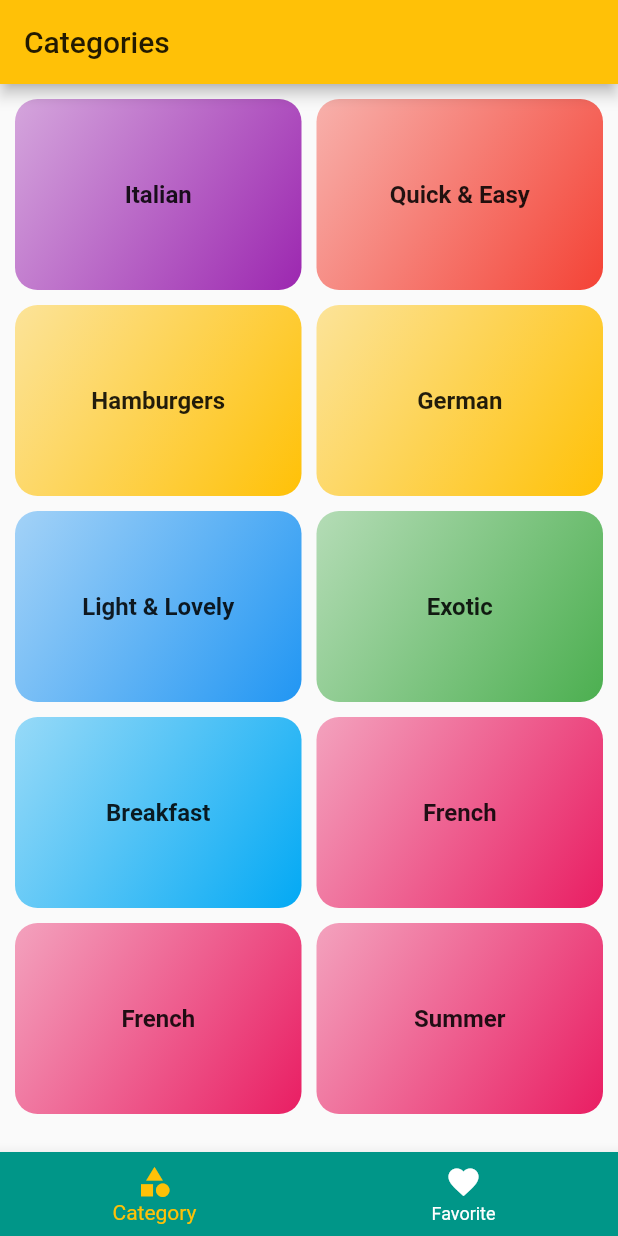
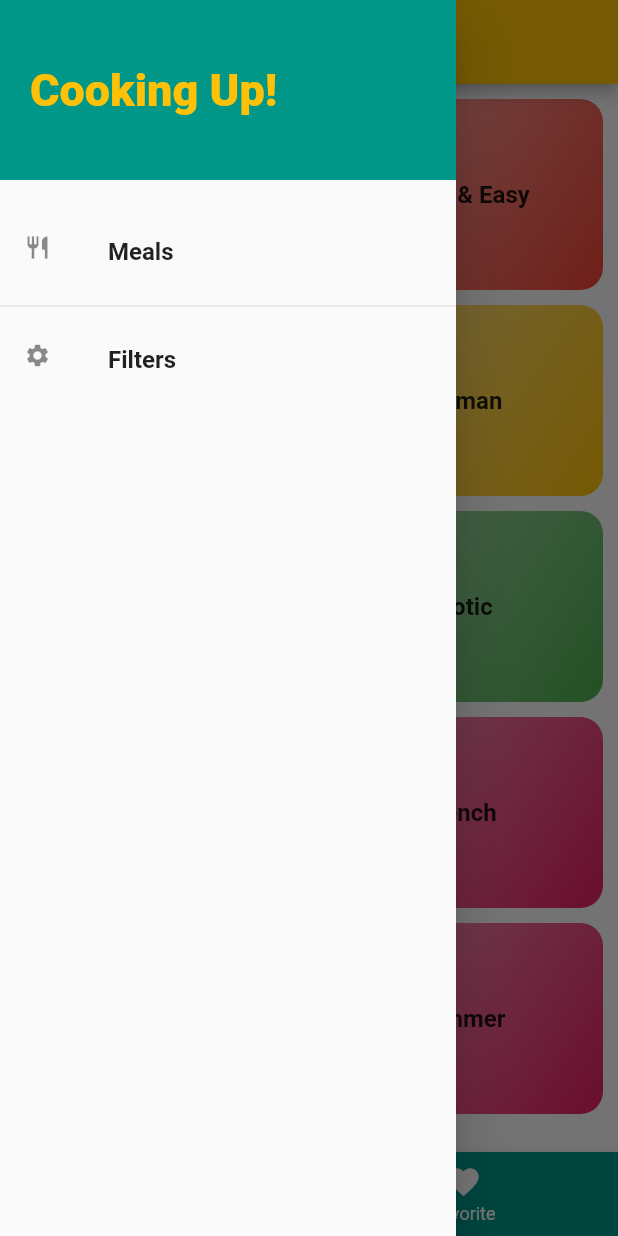
Before and after one commit to Mann05/meal-app-flutter, a Flutter app: the screen it shows after launch, with the side drawer open (before the commit the screen has no drawer), on a phone screen of 412 x 824 dp. Run offline on Flutter 3.47's test engine with Material 2 defaults, Android fonts, the phone set to English and light mode, and no system bars.

Commit message:
Adding Drawer into the app

```diff
--- a/lib/screens/homeBottomBar.dart
+++ b/lib/screens/homeBottomBar.dart
@@ -1,4 +1,5 @@
 import 'package:flutter/material.dart';
+import '../widgets/drawer_main.dart';
 import './favoriteScreen.dart';
 import './categories.dart';
 
@@ -27,6 +28,7 @@ class _HomeBottomBarScreenState extends State<HomeBottomBarScreen> {
       appBar: AppBar(
         title: Text(_pages[_selectedPageIndex]['title']),
       ),
+      drawer: MainDrawer(),
       body: _pages[_selectedPageIndex]['key'],
       bottomNavigationBar: BottomNavigationBar(
         onTap: _selectPage,
--- /dev/null
+++ b/lib/widgets/drawer_main.dart
@@ -0,0 +1,48 @@
+import 'package:flutter/material.dart';
+
+class MainDrawer extends StatelessWidget {
+  Widget buildListTile(String title, IconData icon) {
+    return ListTile(
+      leading: Icon(
+        icon,
+        size: 18,
+      ),
+      title: Text(
+        title,
+        style: TextStyle(
+          fontSize: 16,
+          fontWeight: FontWeight.bold,
+        ),
+      ),
+      onTap: () {},
+    );
+  }
+
+  @override
+  Widget build(BuildContext context) {
+    return Drawer(
+      child: Column(
+        children: [
+          Container(
+            height: 120,
+            width: double.infinity,
+            padding: const EdgeInsets.all(20),
+            alignment: Alignment.centerLeft,
+            color: Theme.of(context).accentColor,
+            child: Text(
+              'Cooking Up!',
+              style: TextStyle(
+                  fontWeight: FontWeight.w900,
+                  fontSize: 30,
+                  color: Theme.of(context).primaryColor),
+            ),
+          ),
+          SizedBox(height: 20),
+          buildListTile('Meals', Icons.restaurant),
+          Divider(),
+          buildListTile('Filters', Icons.settings),
+        ],
+      ),
+    );
+  }
+}
```
